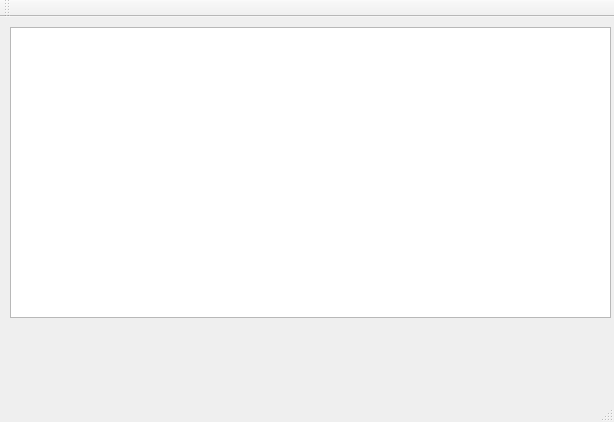
The window that mainwindow.ui (MJJR/Gestionnaire_Contact) describes before a commit, drawn with Qt 5.
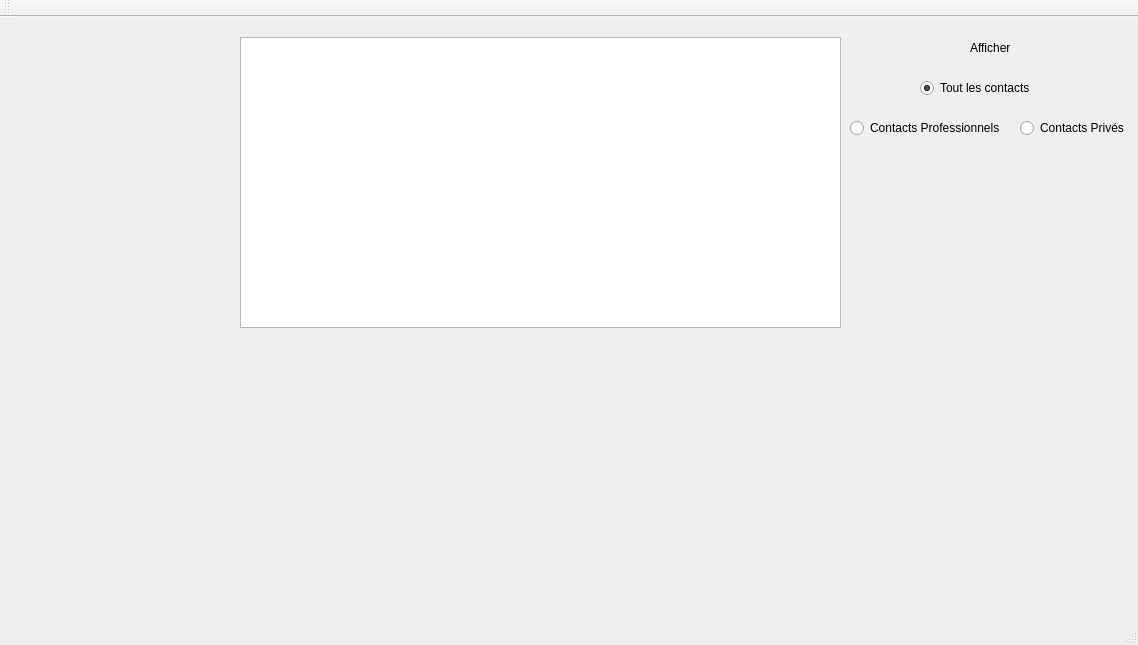
The same window after the commit.

Commit message: Selection contact privés ou pro

Patch:
```diff
--- a/mainwindow.ui
+++ b/mainwindow.ui
@@ -6,8 +6,8 @@
    <rect>
     <x>0</x>
     <y>0</y>
-    <width>614</width>
-    <height>422</height>
+    <width>1138</width>
+    <height>645</height>
    </rect>
   </property>
   <property name="windowTitle">
@@ -17,13 +17,68 @@
    <widget class="QTableView" name="tableView">
     <property name="geometry">
      <rect>
-      <x>10</x>
-      <y>10</y>
+      <x>240</x>
+      <y>20</y>
       <width>601</width>
       <height>291</height>
      </rect>
     </property>
    </widget>
+   <widget class="QRadioButton" name="radioPro">
+    <property name="geometry">
+     <rect>
+      <x>850</x>
+      <y>100</y>
+      <width>151</width>
+      <height>22</height>
+     </rect>
+    </property>
+    <property name="text">
+     <string>Contacts Professionnels</string>
+    </property>
+   </widget>
+   <widget class="QRadioButton" name="RadioPriv">
+    <property name="geometry">
+     <rect>
+      <x>1020</x>
+      <y>100</y>
+      <width>111</width>
+      <height>22</height>
+     </rect>
+    </property>
+    <property name="text">
+     <string>Contacts Privés</string>
+    </property>
+   </widget>
+   <widget class="QLabel" name="radioLbl">
+    <property name="geometry">
+     <rect>
+      <x>970</x>
+      <y>20</y>
+      <width>81</width>
+      <height>21</height>
+     </rect>
+    </property>
+    <property name="text">
+     <string>Afficher</string>
+    </property>
+   </widget>
+   <widget class="QRadioButton" name="radioAll">
+    <property name="geometry">
+     <rect>
+      <x>920</x>
+      <y>60</y>
+      <width>111</width>
+      <height>22</height>
+     </rect>
+    </property>
+    <property name="text">
+     <string>Tout les contacts</string>
+    </property>
+    <property name="checked">
+     <bool>true</bool>
+    </property>
+   </widget>
   </widget>
   <widget class="QMenuBar" name="menuBar">
    <property name="geometry">
```
Left out of the diff: 2 changed lines with no effect on the pictures. The commit also changes 2 other files.
